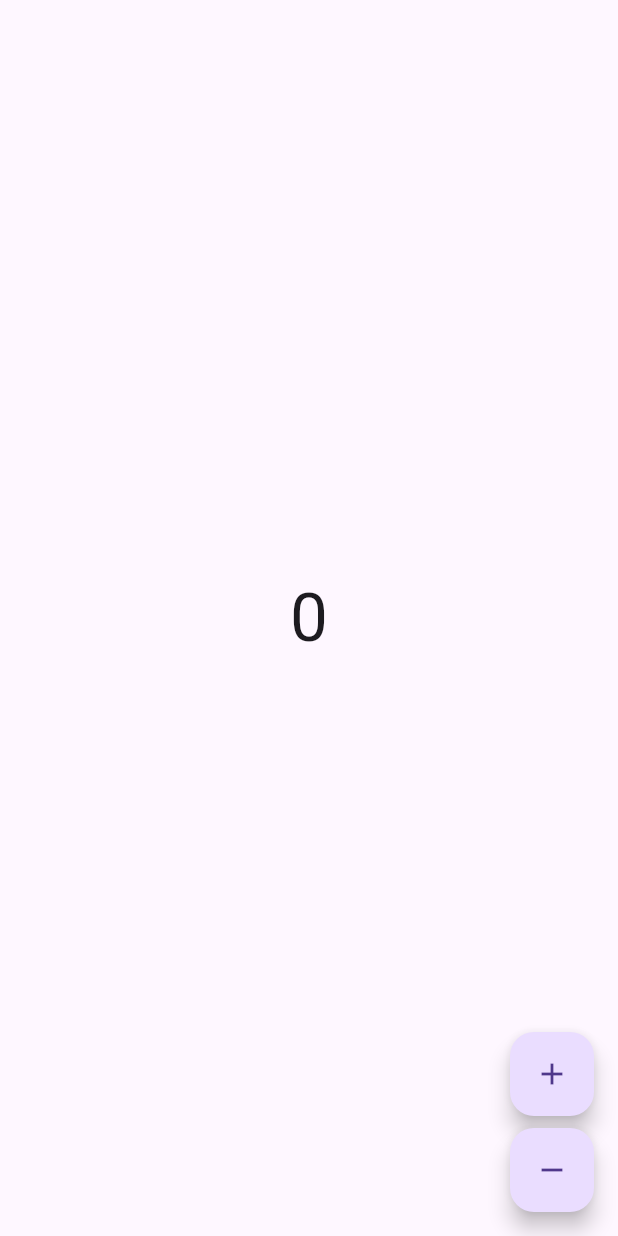
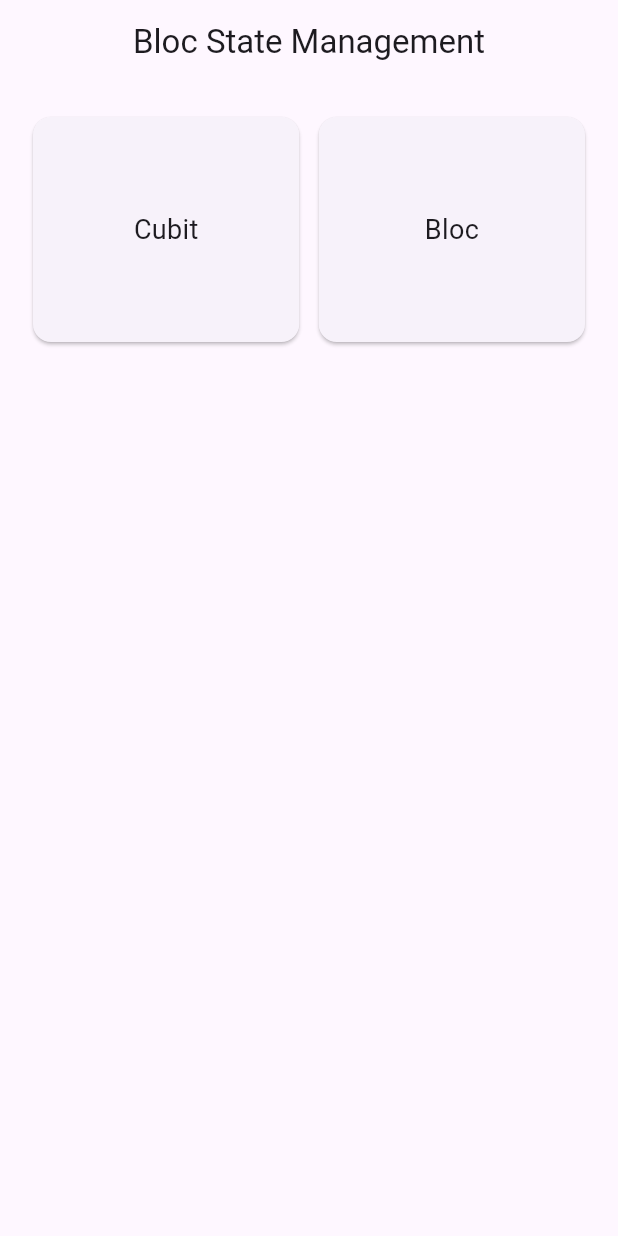
Before and after one commit to vanda-cloud/flutter_counter_bloc, a Flutter app: the screen it shows after launch, on a phone screen of 412 x 824 dp. Run offline on Flutter 3.47's test engine with Material 3 defaults, Android fonts, the phone set to English and light mode, and no system bars; our stand-ins replace bloc, flutter_bloc, go_router.

Commit message:
feat(Cubit): Bloc Management with Cubit
- Manage naviation page using GoRouter
- Implement cubit with Counter App

```diff
--- /dev/null
+++ b/lib/bloc_state_management.dart
@@ -0,0 +1,103 @@
+import 'package:bloc/bloc.dart';
+import 'package:flutter/material.dart';
+import 'package:flutter_counter_bloc/counter/counter_observer.dart';
+import 'package:flutter_counter_bloc/go_router.dart';
+import 'package:go_router/go_router.dart';
+
+class BlocStateManagement extends StatefulWidget {
+  const BlocStateManagement({super.key});
+
+  @override
+  _BlocStateManagementState createState() => _BlocStateManagementState();
+}
+
+class _BlocStateManagementState extends State<BlocStateManagement> {
+  @override
+  Widget build(BuildContext context) {
+    return MaterialApp.router(
+      routerConfig: routerConfig,
+    );
+  }
+}
+
+class HomePage extends StatelessWidget {
+  const HomePage({
+    super.key,
+  });
+
+  @override
+  Widget build(BuildContext context) {
+    return Scaffold(
+      appBar: AppBar(
+        title: const Text('Bloc State Management'),
+        centerTitle: true,
+      ),
+      body: Padding(
+        padding: const EdgeInsets.only(top: 18.0, left: 18.0, right: 18.0),
+        child: Row(
+          children: [
+            Expanded(
+              child: InkWell(
+                borderRadius: BorderRadius.circular(15.0),
+                onTap: () {
+                  Bloc.observer = const CounterObserver();
+                  context.push('/cubit');
+                },
+                child: Card(
+                  child: Container(
+                    height: 150,
+                    padding: const EdgeInsets.all(16.0),
+                    alignment: Alignment.center,
+                    child: const Text(
+                      'Cubit',
+                      style: TextStyle(fontSize: 18),
+                    ),
+                  ),
+                ),
+              ),
+            ),
+            const SizedBox(width: 5),
+            Expanded(
+              child: InkWell(
+                borderRadius: BorderRadius.circular(15.0),
+                onTap: () {},
+                child: Card(
+                  child: Container(
+                    height: 150,
+                    padding: const EdgeInsets.all(16.0),
+                    alignment: Alignment.center,
+                    child: const Text(
+                      'Bloc',
+                      style: TextStyle(fontSize: 18),
+                    ),
+                  ),
+                ),
+              ),
+            ),
+          ],
+        ),
+      ),
+    );
+  }
+}
+
+class DetailPage extends StatelessWidget {
+  final String cardName;
+
+  DetailPage(this.cardName);
+
+  @override
+  Widget build(BuildContext context) {
+    return Scaffold(
+      appBar: AppBar(
+        title: Text('$cardName Detail'),
+      ),
+      body: Center(
+        child: Text(
+          'You clicked on $cardName',
+          style: TextStyle(fontSize: 24),
+        ),
+      ),
+    );
+  }
+}
--- a/lib/counter_observer.dart
+++ b/lib/counter/counter_observer.dart
@@ -1,4 +1,5 @@
 import 'package:bloc/bloc.dart';
+import 'package:flutter/material.dart';
 
 /// {@template counter_observer}
 /// [BlocObserver] for the counter application which
--- a/lib/counter/view/counter_view.dart
+++ b/lib/counter/view/counter_view.dart
@@ -14,6 +14,10 @@ class CounterView extends StatelessWidget {
   Widget build(BuildContext context) {
     final textTheme = Theme.of(context).textTheme;
     return Scaffold(
+      appBar: AppBar(
+        title: const Text('Counter Cubit'),
+        centerTitle: true,
+      ),
       body: Center(
         child: BlocBuilder<CounterCubit, int>(
           builder: (context, state) {
@@ -32,10 +36,11 @@ class CounterView extends StatelessWidget {
           ),
           const SizedBox(height: 8),
           FloatingActionButton(
-            key: const Key('counterView_decrement_floatingActionButton'),
-            child: const Icon(Icons.remove),
-            onPressed: () => context.read<CounterCubit>().decrement(),
-          ),
+              key: const Key('counterView_decrement_floatingActionButton'),
+              child: const Icon(Icons.remove),
+              onPressed: () {
+                context.read<CounterCubit>().decrement();
+              }),
         ],
       ),
     );
--- /dev/null
+++ b/lib/go_router.dart
@@ -0,0 +1,22 @@
+import 'package:flutter_counter_bloc/bloc_state_management.dart';
+import 'package:flutter_counter_bloc/counter/counter_app.dart';
+import 'package:go_router/go_router.dart';
+
+// GoRouter configuration
+final routerConfig = GoRouter(
+  initialLocation: '/',
+  routes: [
+    GoRoute(
+      path: '/',
+      name: 'Home',
+      builder: (context, state) => HomePage(),
+      routes: [
+        GoRoute(
+          path: 'cubit',
+          name: 'Cubit Class',
+          builder: (context, state) => CounterApp(),
+        ),
+      ],
+    ),
+  ],
+);
--- a/lib/main.dart
+++ b/lib/main.dart
@@ -1,9 +1,6 @@
-import 'package:bloc/bloc.dart';
 import 'package:flutter/widgets.dart';
-import 'package:flutter_counter_bloc/app.dart';
-import 'package:flutter_counter_bloc/counter_observer.dart';
+import 'package:flutter_counter_bloc/bloc_state_management.dart';
 
 void main() {
-  Bloc.observer = const CounterObserver();
-  runApp(const CounterApp());
+  runApp(const BlocStateManagement());
 }
--- a/pubspec.yaml
+++ b/pubspec.yaml
@@ -31,6 +31,7 @@ dependencies:
   bloc: ^8.1.0
   flutter:
     sdk: flutter
+  go_router: ^14.2.1
 
 
   # The following adds the Cupertino Icons font to your application.
```
Also changed, not shown: lib/counter/counter_app.dart (renamed from lib/app.dart), pubspec.lock.
